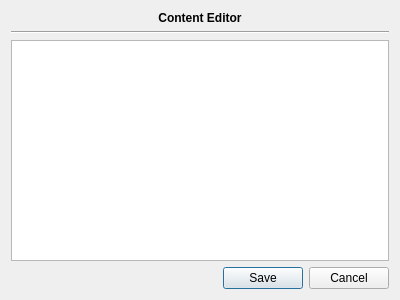
Above: plugins/templatesplugin/templatescontenteditor.ui from FreeHealth/freehealth before the change. Below: the same form after it.
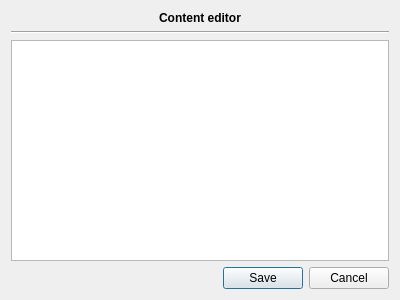
That is the form after the change.

Patch:
```diff
--- a/plugins/templatesplugin/templatescontenteditor.ui
+++ b/plugins/templatesplugin/templatescontenteditor.ui
@@ -23,7 +23,7 @@
       </font>
      </property>
      <property name="text">
-      <string>Content Editor</string>
+      <string>Content editor</string>
      </property>
      <property name="alignment">
       <set>Qt::AlignCenter</set>
```
